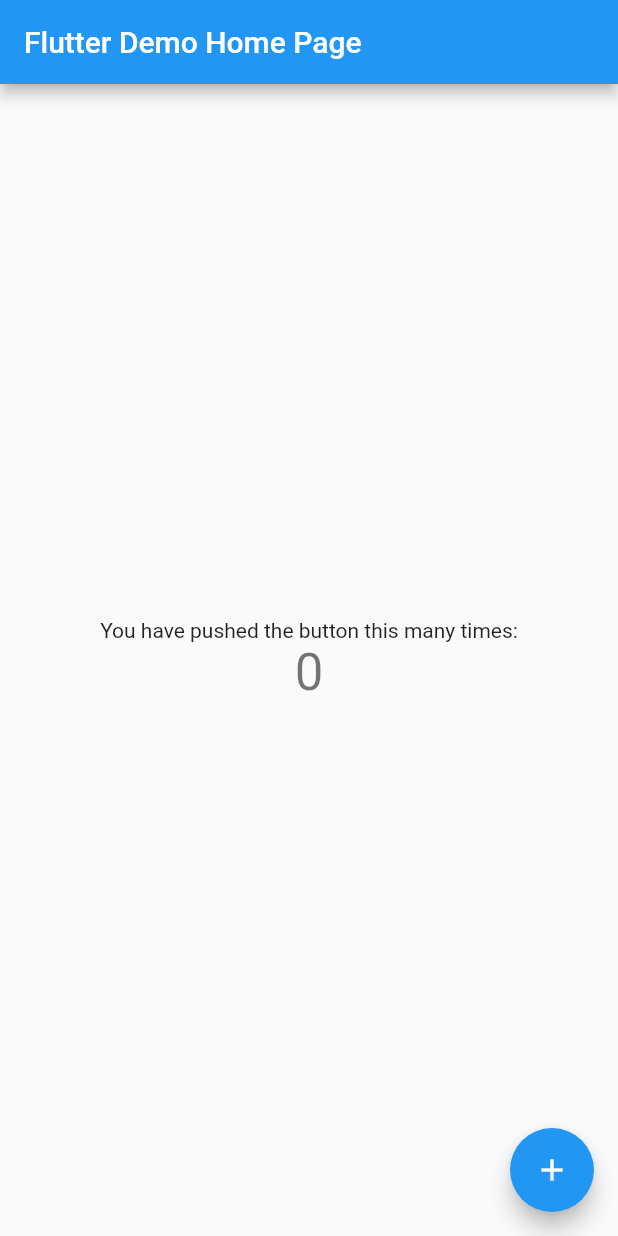
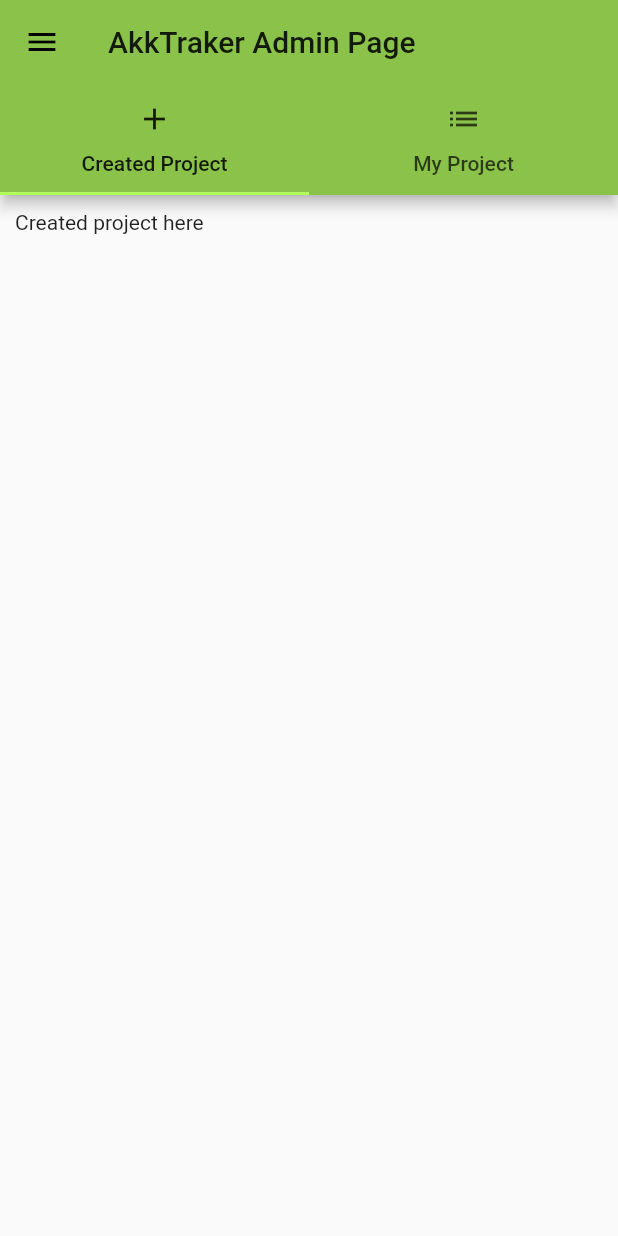
Before and after one commit to asanee99/akk_app, a Flutter app: the screen it shows after launch, on a phone screen of 412 x 824 dp. Run offline on Flutter 3.47's test engine with Material 2 defaults, Android fonts, the phone set to English and light mode, and no system bars.

Commit message:
created admin part

```diff
--- a/lib/main.dart
+++ b/lib/main.dart
@@ -1,111 +1,26 @@
+import 'package:akk_app/pages/admin/project_admin_page.dart';
 import 'package:flutter/material.dart';
 
 void main() => runApp(MyApp());
 
-class MyApp extends StatelessWidget {
-  // This widget is the root of your application.
+class MyApp extends StatefulWidget {
+  @override
+  _MyAppState createState() => _MyAppState();
+}
+
+class _MyAppState extends State<MyApp> {
   @override
   Widget build(BuildContext context) {
     return MaterialApp(
-      title: 'Flutter Demo',
       theme: ThemeData(
-        // This is the theme of your application.
-        //
-        // Try running your application with "flutter run". You'll see the
-        // application has a blue toolbar. Then, without quitting the app, try
-        // changing the primarySwatch below to Colors.green and then invoke
-        // "hot reload" (press "r" in the console where you ran "flutter run",
-        // or simply save your changes to "hot reload" in a Flutter IDE).
-        // Notice that the counter didn't reset back to zero; the application
-        // is not restarted.
-        primarySwatch: Colors.blue,
+        accentColor: Colors.lightGreenAccent,
+        primaryColor: Colors.lightGreen,
+        brightness: Brightness.light
       ),
-      home: MyHomePage(title: 'Flutter Demo Home Page'),
+      home: ProjectAdminPage(),
+      /* routes: {
+        '/': (BuildContext context) => ,
+      }, */
     );
   }
 }
-
-class MyHomePage extends StatefulWidget {
-  MyHomePage({Key key, this.title}) : super(key: key);
-
-  // This widget is the home page of your application. It is stateful, meaning
-  // that it has a State object (defined below) that contains fields that affect
-  // how it looks.
-
-  // This class is the configuration for the state. It holds the values (in this
-  // case the title) provided by the parent (in this case the App widget) and
-  // used by the build method of the State. Fields in a Widget subclass are
-  // always marked "final".
-
-  final String title;
-
-  @override
-  _MyHomePageState createState() => _MyHomePageState();
-}
-
-class _MyHomePageState extends State<MyHomePage> {
-  int _counter = 0;
-
-  void _incrementCounter() {
-    setState(() {
-      // This call to setState tells the Flutter framework that something has
-      // changed in this State, which causes it to rerun the build method below
-      // so that the display can reflect the updated values. If we changed
-      // _counter without calling setState(), then the build method would not be
-      // called again, and so nothing would appear to happen.
-      _counter++;
-    });
-  }
-
-  @override
-  Widget build(BuildContext context) {
-    // This method is rerun every time setState is called, for instance as done
-    // by the _incrementCounter method above.
-    //
-    // The Flutter framework has been optimized to make rerunning build methods
-    // fast, so that you can just rebuild anything that needs updating rather
-    // than having to individually change instances of widgets.
-    return Scaffold(
-      appBar: AppBar(
-        // Here we take the value from the MyHomePage object that was created by
-        // the App.build method, and use it to set our appbar title.
-        title: Text(widget.title),
-      ),
-      body: Center(
-        // Center is a layout widget. It takes a single child and positions it
-        // in the middle of the parent.
-        child: Column(
-          // Column is also layout widget. It takes a list of children and
-          // arranges them vertically. By default, it sizes itself to fit its
-          // children horizontally, and tries to be as tall as its parent.
-          //
-          // Invoke "debug painting" (press "p" in the console, choose the
-          // "Toggle Debug Paint" action from the Flutter Inspector in Android
-          // Studio, or the "Toggle Debug Paint" command in Visual Studio Code)
-          // to see the wireframe for each widget.
-          //
-          // Column has various properties to control how it sizes itself and
-          // how it positions its children. Here we use mainAxisAlignment to
-          // center the children vertically; the main axis here is the vertical
-          // axis because Columns are vertical (the cross axis would be
-          // horizontal).
-          mainAxisAlignment: MainAxisAlignment.center,
-          children: <Widget>[
-            Text(
-              'You have pushed the button this many times:',
-            ),
-            Text(
-              '$_counter',
-              style: Theme.of(context).textTheme.display1,
-            ),
-          ],
-        ),
-      ),
-      floatingActionButton: FloatingActionButton(
-        onPressed: _incrementCounter,
-        tooltip: 'Increment',
-        child: Icon(Icons.add),
-      ), // This trailing comma makes auto-formatting nicer for build methods.
-    );
-  }
-}
--- /dev/null
+++ b/lib/pages/admin/project_admin_create_page.dart
@@ -0,0 +1,11 @@
+import 'package:flutter/material.dart';
+
+class ProjectAdminCreatePage extends StatelessWidget {
+  @override
+  Widget build(BuildContext context) {
+    return Container(
+      margin: EdgeInsets.all(10.0),
+      child: Text('Created project here'),
+    );
+  }
+}
--- /dev/null
+++ b/lib/pages/admin/project_admin_list_page.dart
@@ -0,0 +1,10 @@
+import 'package:flutter/material.dart';
+
+class ProjectAdminListPage extends StatelessWidget {
+  @override
+  Widget build(BuildContext context) {
+    return Container(
+      child: Center(child: Text('projects list here'),),
+    );
+  }
+}
--- /dev/null
+++ b/lib/pages/admin/project_admin_page.dart
@@ -0,0 +1,47 @@
+import 'package:akk_app/pages/admin/project_admin_create_page.dart';
+import 'package:akk_app/pages/admin/project_admin_list_page.dart';
+import 'package:flutter/material.dart';
+
+class ProjectAdminPage extends StatelessWidget {
+  @override
+  Widget build(BuildContext context) {
+    return DefaultTabController(
+      length: 2,
+      child: Scaffold(
+        drawer: Drawer(
+          child: Column(
+            children: <Widget>[
+              AppBar(
+                automaticallyImplyLeading: false,
+                title: Text('Menu'),
+              ),
+              ListTile(
+                leading: Icon(Icons.category),
+                title: Text('All Project'),
+                onTap: () {},
+              )
+            ],
+          ),
+        ),
+        appBar: AppBar(
+          title: Text('AkkTraker Admin Page'),
+          bottom: TabBar(
+            tabs: <Widget>[
+              Tab(
+                icon: Icon(Icons.add),
+                text: 'Created Project',
+              ),
+              Tab(
+                icon: Icon(Icons.list),
+                text: 'My Project',
+              )
+            ],
+          ),
+        ),
+        body: TabBarView(
+          children: <Widget>[ProjectAdminCreatePage(), ProjectAdminListPage()],
+        ),
+      ),
+    );
+  }
+}
--- /dev/null
+++ b/lib/widgets/projects/project_card.dart
@@ -0,0 +1,10 @@
+import 'package:flutter/material.dart';
+
+class ProjectCard extends StatelessWidget {
+  @override
+  Widget build(BuildContext context) {
+    return Container(
+
+    );
+  }
+}
```
Also changed, not shown: 2 other files.
